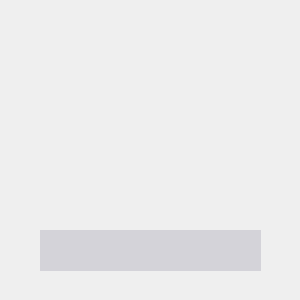
Old version of the form Source/Gui/MainWindow.ui in the repository SpriteOvO/AirPodsDesktop.
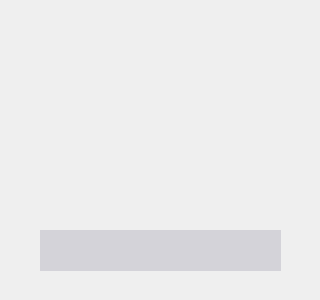
New version of the form.

What changed in the file:
```diff
--- a/Source/Gui/MainWindow.ui
+++ b/Source/Gui/MainWindow.ui
@@ -6,7 +6,7 @@
    <rect>
     <x>0</x>
     <y>0</y>
-    <width>300</width>
+    <width>320</width>
     <height>300</height>
    </rect>
   </property>
@@ -18,7 +18,7 @@
     <rect>
      <x>10</x>
      <y>39</y>
-     <width>282</width>
+     <width>300</width>
      <height>32</height>
     </rect>
    </property>
@@ -42,9 +42,9 @@
    <property name="geometry">
     <rect>
      <x>40</x>
-     <y>80</y>
-     <width>221</width>
-     <height>111</height>
+     <y>90</y>
+     <width>241</width>
+     <height>110</height>
     </rect>
    </property>
    <layout class="QGridLayout" name="layoutAnimation"/>
@@ -52,8 +52,8 @@
   <widget class="QWidget" name="horizontalLayoutWidget_2">
    <property name="geometry">
     <rect>
-     <x>180</x>
-     <y>210</y>
+     <x>179</x>
+     <y>200</y>
      <width>81</width>
      <height>51</height>
     </rect>
@@ -63,9 +63,9 @@
   <widget class="QWidget" name="horizontalLayoutWidget_3">
    <property name="geometry">
     <rect>
-     <x>30</x>
-     <y>210</y>
-     <width>121</width>
+     <x>40</x>
+     <y>200</y>
+     <width>141</width>
      <height>51</height>
     </rect>
    </property>
@@ -104,7 +104,7 @@
   <widget class="QWidget" name="gridLayoutWidget_2">
    <property name="geometry">
     <rect>
-     <x>260</x>
+     <x>280</x>
      <y>7</y>
      <width>31</width>
      <height>31</height>
@@ -117,7 +117,7 @@
     <rect>
      <x>40</x>
      <y>230</y>
-     <width>221</width>
+     <width>241</width>
      <height>41</height>
     </rect>
    </property>
```
Left out of the diff: 4 changed lines with no effect on the pictures.
